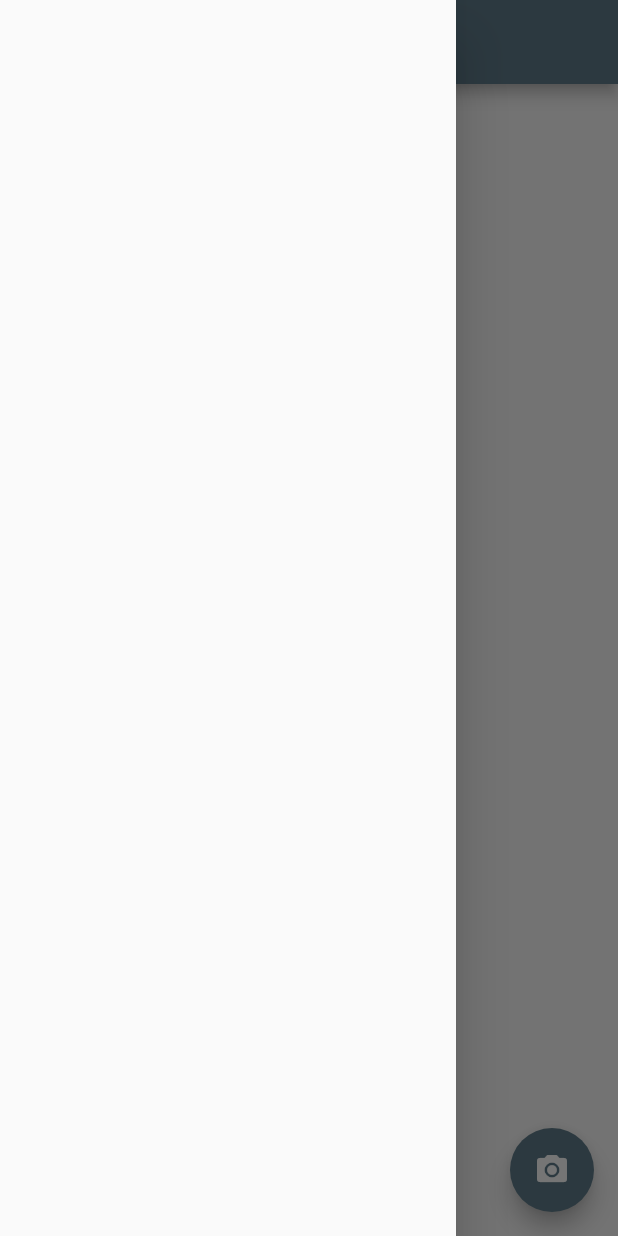
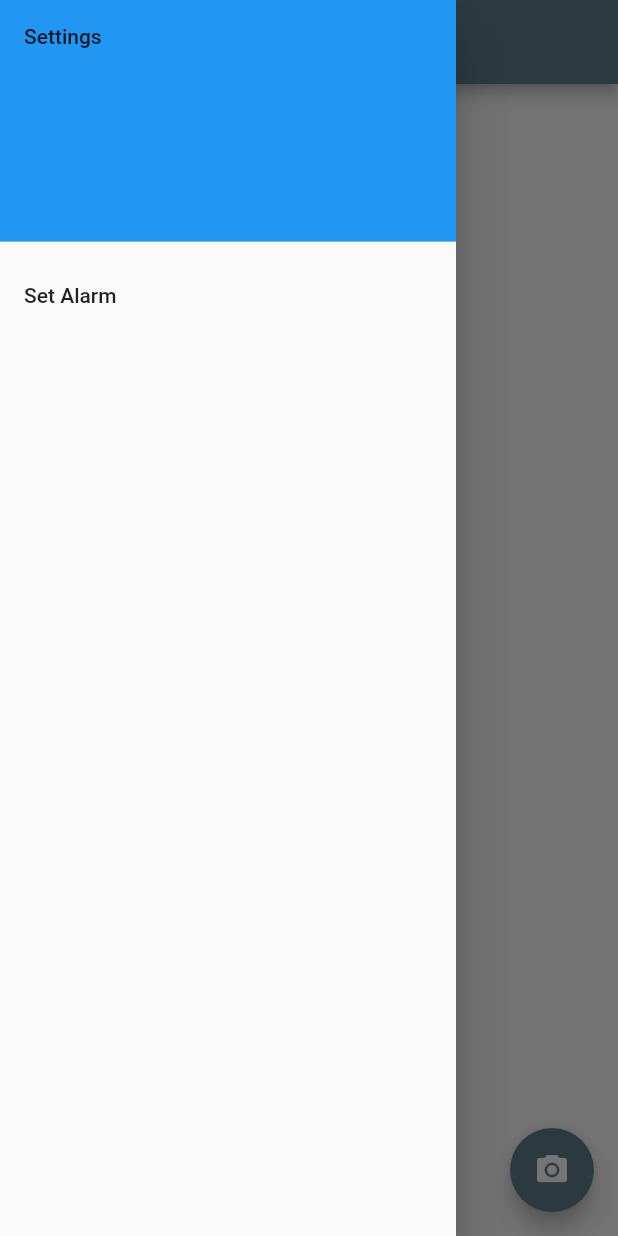
Before and after one commit to mdrokz/pigie_tracker, a Flutter app: the screen it shows after launch, with the side drawer open, on a phone screen of 412 x 824 dp. Run offline on Flutter 3.47's test engine with Material 2 defaults, Android fonts, the phone set to English and light mode, and no system bars; our stand-ins replace image_picker; missing offline and left inert: android_alarm_manager.

Commit message:
Implemented Android Alarm Manager

```diff
--- a/lib/main.dart
+++ b/lib/main.dart
@@ -1,8 +1,10 @@
 import 'dart:async';
 import 'dart:io';
 
+import 'package:android_alarm_manager/android_alarm_manager.dart';
 import 'package:flutter/foundation.dart';
 import 'package:flutter/material.dart';
+import 'package:flutter/services.dart';
 import 'package:image_picker/image_picker.dart';
 import 'package:path_provider/path_provider.dart';
 // import 'package:path/path.dart' as p;
@@ -17,7 +19,7 @@ class MyApp extends StatelessWidget {
   @override
   Widget build(BuildContext context) {
     return MaterialApp(
-      title: 'Flutter Demo',
+      title: 'Pigie Tracker',
       theme: ThemeData(
         // This is the theme of your application.
         //
@@ -31,7 +33,7 @@ class MyApp extends StatelessWidget {
         primarySwatch: Colors.blueGrey,
       ),
       home: MyHomePage(
-        title: 'Flutter Demo Home Page',
+        title: 'Pigie Tracker',
         storage: CounterStorage(),
       ),
     );
@@ -110,6 +112,10 @@ class _MyHomePageState extends State<MyHomePage> {
   }
 
   Future<void> initApp() async {
+    // var res = await AndroidAlarmManager.initialize();
+
+    // if (!res) {}
+
     var value = await readData();
 
     final path = await _localPath;
@@ -190,18 +196,11 @@ class _MyHomePageState extends State<MyHomePage> {
       _images.add(_image);
       _path = path;
       _counter++;
+      checkboxValues[_counter] = false;
     });
     return writeData(_counter);
   }
 
-  // void addText() async {
-  //   // var ss = await writeImage("hank ssss");
-  //   // var path = p.basename(ss.path);
-  //   setState(() {
-  //     _path = path;
-  //     // text.add("hello guys");
-  //   });
-  // }
   final checkbox_x = -1.0993 - 0.09 - 0.01;
   final checkbox_y = -1.0993 - 0.09 - 0.01;
 
@@ -240,172 +239,37 @@ class _MyHomePageState extends State<MyHomePage> {
                   ),
                   alignment: Alignment(checkbox_x, checkbox_y)),
             ))),
-
-      //  Container(
-      //   height: 100.0,
-      //   color: Colors.black,
-      //   alignment: Alignment.center,
-      //   ),
-      //  Container(
-      //   height: 100.0,
-      //   color: Colors.blue,
-      //   alignment: Alignment.center,
-      //   ),
-      //  Container(
-      //   height: 100.0,
-      //   color: Colors.red,
-      //   alignment: Alignment.center,
-      //   ),
-      //  Container(
-      //   height: 100.0,
-      //   color: Colors.green,
-      //   alignment: Alignment.center,
-      //   ),
-      //  Container(
-      //   height: 100.0,
-      //   color: Colors.grey,
-      //   alignment: Alignment.center,
-      //   ),
-      //  Container(
-      //   height: 100.0,
-      //   color: Colors.orange,
-      //   alignment: Alignment.center,
-      //   ),
-      //   Container(
-      //   height: 100.0,
-      //   color: Colors.orange,
-      //   alignment: Alignment.center,
-      //   ),
-      //   Container(
-      //   height: 100.0,
-      //   color: Colors.orange,
-      //   alignment: Alignment.center,
-      //   ),
-      //   Container(
-      //   height: 100.0,
-      //   color: Colors.orange,
-      //   alignment: Alignment.center,
-      //   ),
-      // )
-      // ],
-      // )
-      //     Row(
-
-      //       child: CustomScrollView(
-      //   slivers: <Widget>[
-      //   SliverGrid(
-      //       gridDelegate:
-      //       SliverGridDelegateWithFixedCrossAxisCount(crossAxisCount: 2),
-      //     delegate: SliverChildListDelegate([
-      //       // _path == null ? Text("PATH UNKNOWN") : Text('$_counter' + _path),
-      //     if (_images != null)
-      //     for (var image in _images)
-      // Stack(
-      //     children: checkboxValues.keys
-      //         .map(
-      //           (keys) => new Container(
-      //           width: 160,
-      //           height: 160,
-      //           decoration: BoxDecoration(
-      //             image: DecorationImage(
-      //                 image: FileImage(image),
-      //                 fit: BoxFit.cover),
-      //           ),
-      //           child: image == null
-      //               ? Text("no image selected")
-      //               : Container(
-      //             child: Checkbox(
-      //               value: checkboxValues[keys],
-      //               onChanged: (bool value) {
-      //                 setState(() {
-      //                   checkboxValues[keys] = value;
-      //                 });
-      //               },
-      //             ),
-      //             alignment:
-      //             Alignment(checkbox_x, checkbox_y),
-      //           )),
-      //     )
-      //         .toList())
-
-      //       // Column is also a layout widget. It takes a list of children and
-      //       // arranges them vertically. By default, it sizes itself to fit its
-      //       // children horizontally, and tries to be as tall as its parent.
-      //       //
-      //       // Invoke "debug painting" (press "p" in the console, choose the
-      //       // "Toggle Debug Paint" action from the Flutter Inspector in Android
-      //       // Studio, or the "Toggle Debug Paint" command in Visual Studio Code)
-      //       // to see the wireframe for each widget.
-      //       //
-      //       // Column has various properties to control how it sizes itself and
-      //       // how it positions its children. Here we use mainAxisAlignment to
-      //       // center the children vertically; the main axis here is the vertical
-      //       // axis because Columns are vertical (the cross axis would be
-      //       // horizontal).
-      //       mainAxisAlignment: MainAxisAlignment.start,
-      //       children: <Widget>[
-      //         Wrap(
-      //           direction: Axis.vertical,
-      //           children: <Widget>[
-      //             if (text != null)
-      //               for (var image in text)
-      //                 Container(
-      //                   child: image == null
-      //                       ? Text("no image selected")
-      //                       : Text(image)// Image.file(image),
-      //                 ),
-      //             //Container(child: _image==null? Text("no image selected"):Image.file(_image),)
-      //           ],
-      //         ),
-      //     //     // Row(children: <Widget>[
-      //     //     // Container(child: _image==null? Text("no image selected"):Image.file(_image),)
-      //     //     // ],),
-      //     //     // Row(children: <Widget>[
-      //     //     // Container(child: _image==null? Text("no image selected"):Image.file(_image),)
-      //     //     // ],),
-      //     //     // Row(children: <Widget>[
-      //     //     // Container(child: _image==null? Text("no image selected"):Image.file(_image),)
-      //     //     // ],),
-      //     //     // Text(
-      //     //     //   'You have pushed the button this many times:',
-      //     //     //   style: TextStyle(fontSize: initialSize + _counter),
-      //     //     // ),
-      //     //     // Text(
-      //     //     //   '$_counter',
-      //     //     //   style: Theme.of(context).textTheme.display1,
-      //     //     // ),
-      //     //     // Center(child: _image==null? Text("no image selected"):Image.file(_image)),
-      //     //   ],
-      //     // ),
-      //     // ListView.builder(
-      //     //   shrinkWrap: true,
-      //     //   itemBuilder: (context, position) {
-      //     //     return Wrap(
-      //     //       direction: Axis.vertical,
-      //     //       children: <Widget>[
-      //     //         if (text != null)
-      //     //           for (var image in text)
-      //     //             Container(
-      //     //               constraints: BoxConstraints(minHeight: 100,minWidth: 100,maxHeight: 160,maxWidth: 160),
-      //     //               child: image == null
-      //     //                   ? Text("no image selected")
-      //     //                   : Text(image),
-      //     //             ),
-      //     //       ],
-      //     //     );
-      //     //   },
-      //     // )
-
-      // ),
-      // ],
-
         floatingActionButton: FloatingActionButton(
           onPressed: getImage,
           tooltip: 'Camera',
           child: Icon(Icons.camera_alt),
         ),
         // This trailing comma makes auto-formatting nicer for build methods.
-      drawer: Drawer(),
-    );
+        drawer: Drawer(
+          // Add a ListView to the drawer. This ensures the user can scroll
+          // through the options in the drawer if there isn't enough vertical
+          // space to fit everything.
+          child: ListView(
+            // Important: Remove any padding from the ListView.
+            padding: EdgeInsets.zero,
+            children: <Widget>[
+              DrawerHeader(
+                child: Text('Settings'),
+                decoration: BoxDecoration(
+                  color: Colors.blue,
+                ),
+              ),
+              ListTile(
+                title: Text('Set Alarm'),
+                onTap: () async {
+                  var res = await AndroidAlarmManager.oneShot(
+                      Duration(seconds: 10), 0, () {});
+
+                  print(res);
+                },
+              ),
+            ],
+          ),
+        ));
   }
 }
--- a/pubspec.yaml
+++ b/pubspec.yaml
@@ -23,6 +23,7 @@ environment:
 dependencies:
   image_picker: 0.6.1+8
   path_provider: ^0.4.1
+  android_alarm_manager: ^0.4.0
 #  path: 1.6.4
   flutter:
     sdk: flutter
```
Also changed, not shown: pubspec.lock, 2 other files. Lines whose indentation alone changed are shown as unchanged.
